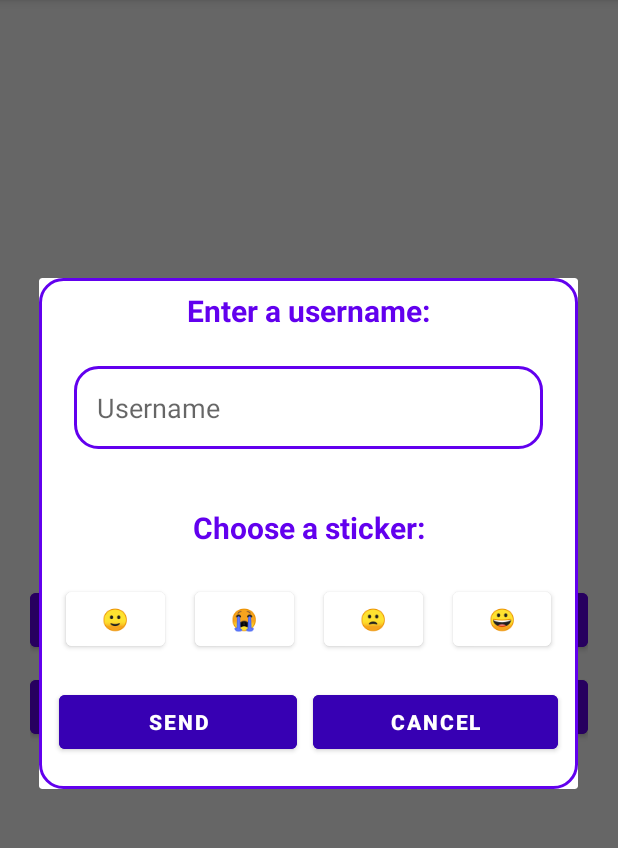
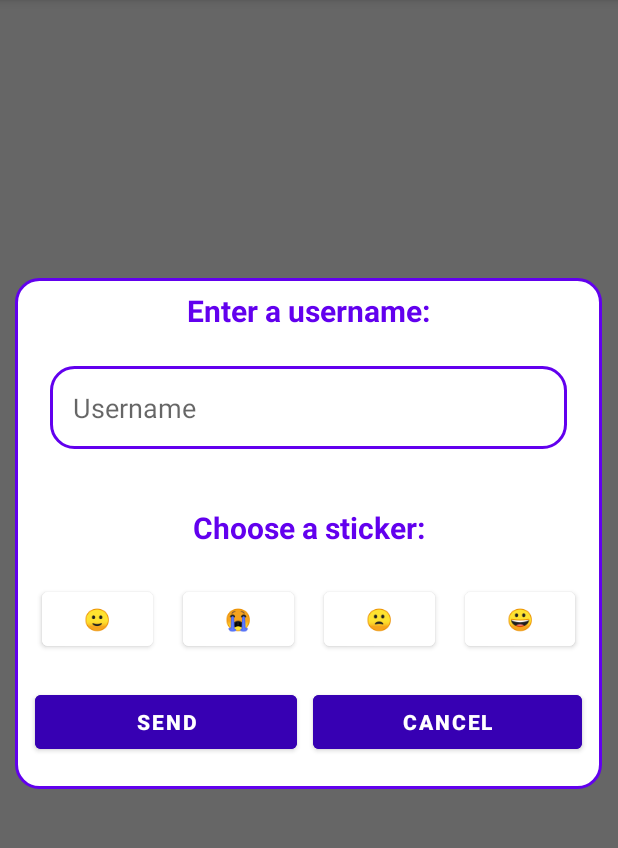
Before and after one commit to zxuanxu/CS5520GroupProject, an Android app: the screen it shows after launch once a user with an empty profile is signed in (MainActivity), after a tap on "SEND A STICKER", on a phone screen of 412 x 824 dp, the part 84-932 px from its top. Run offline under Robolectric (Android 15) with nearby library versions, the phone set to English and light mode, and no system bars; our stand-ins replace Firebase (no records; nobody signed in at launch, a user with empty details on screens opened directly); 1 statement that could not run was skipped.

Commit message:
change DialogFragment window background to transparent

```diff
--- a/app/src/main/java/edu/neu/madcourse/sticktothem/MainActivity.java
+++ b/app/src/main/java/edu/neu/madcourse/sticktothem/MainActivity.java
@@ -3,9 +3,13 @@ package edu.neu.madcourse.sticktothem;
 import androidx.annotation.NonNull;
 import androidx.appcompat.app.AlertDialog;
 import androidx.appcompat.app.AppCompatActivity;
+import androidx.fragment.app.DialogFragment;
 import androidx.recyclerview.widget.LinearLayoutManager;
 import androidx.recyclerview.widget.RecyclerView;
 
+import android.annotation.SuppressLint;
+import android.app.Dialog;
+import android.graphics.Color;
 import android.graphics.drawable.ColorDrawable;
 import android.os.Bundle;
 import android.util.Log;
@@ -159,6 +163,7 @@ public class MainActivity extends AppCompatActivity {
 
     }
 
+    @SuppressLint("ResourceAsColor")
     private void showSendStickerDialog() {
         StickerDialog stickerDialog = new StickerDialog(
                 this,
--- a/app/src/main/java/edu/neu/madcourse/sticktothem/StickerDialog.java
+++ b/app/src/main/java/edu/neu/madcourse/sticktothem/StickerDialog.java
@@ -1,6 +1,8 @@
 package edu.neu.madcourse.sticktothem;
 
 import android.content.Context;
+import android.graphics.Color;
+import android.graphics.drawable.ColorDrawable;
 import android.os.Bundle;
 import android.os.Handler;
 import android.os.Looper;
@@ -176,8 +178,13 @@ public class StickerDialog extends AppCompatDialogFragment {
             }
         });
 
+        return builder.create();
+    }
 
-        return builder.create();
+    @Override
+    public void onStart() {
+        super.onStart();
+        getDialog().getWindow().setBackgroundDrawable(new ColorDrawable(Color.TRANSPARENT));
     }
 
     private View.OnClickListener stickerButtonClickListener = new View.OnClickListener() {
```
